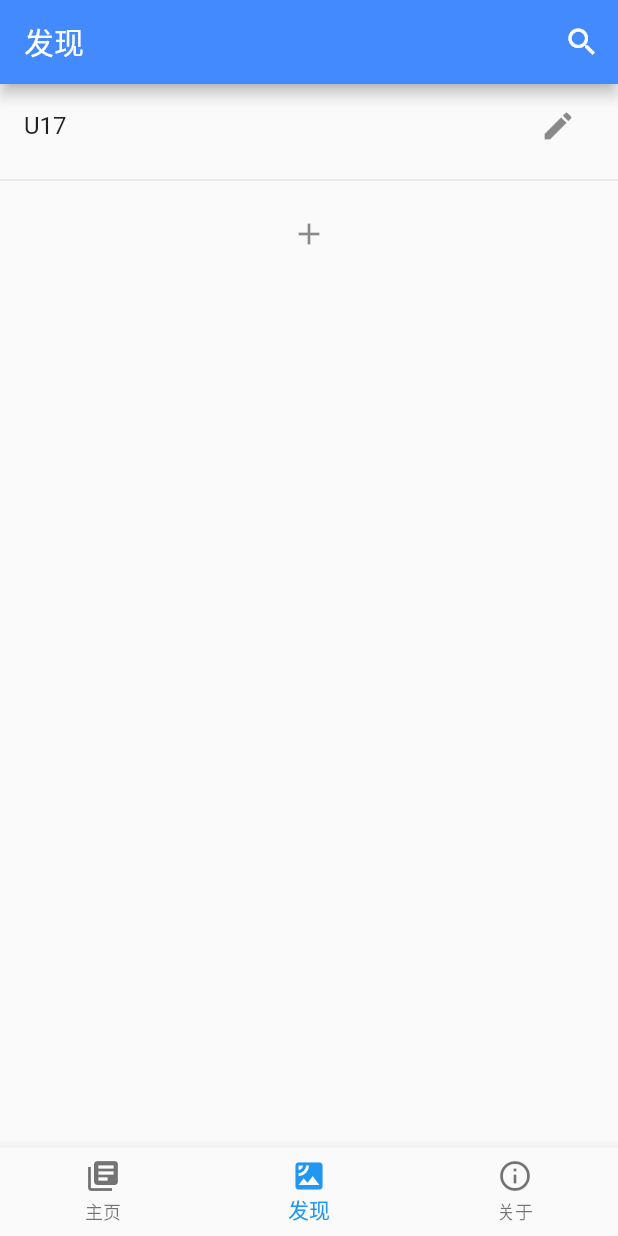
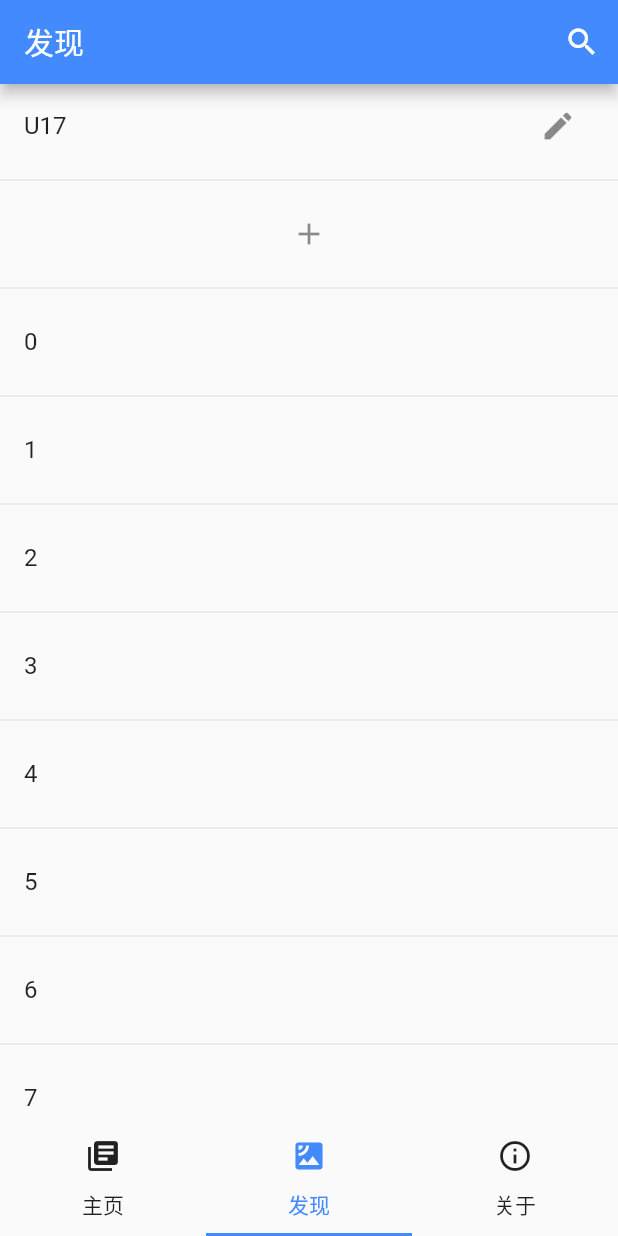
Before and after one commit to mabDc/lizi, a Flutter app: the screen it shows after launch, item 2 of the bottom bar chosen, on a phone screen of 412 x 824 dp. Run offline on Flutter 3.47's test engine with Material 2 defaults, Android fonts, the phone set to English and light mode, and no system bars.

Commit message:
修改主题预览，增加左右滑动切换页面

```diff
--- a/lib/global/config.dart
+++ b/lib/global/config.dart
@@ -21,6 +21,7 @@ class Config {
   static const isVolumeControl = 'isVolumeControl';
   static const isFlippingAnimation = 'isFlippingAnimation';
   static const isAutoRefresh = 'isAutoRefresh';
+  static const isSlidingNavigationBar = 'isSlidingNavigationBar';
   static const searchTypeIndex = 'searchTypeIndex';
   static const themeIndex = 'themeIndex';
 
@@ -50,6 +51,7 @@ class Config {
     isFullScreen: true,
     isVolumeControl: false,
     isFlippingAnimation: true,
+    isSlidingNavigationBar: true,
     searchTypeIndex: 1,
     themeIndex: 0,
   };
--- a/lib/pages/discover_page.dart
+++ b/lib/pages/discover_page.dart
@@ -1,14 +1,23 @@
 import 'package:flutter/material.dart';
 import 'package:lizi/pages/discover_show_page.dart';
+import 'package:lizi/pages/search_page.dart';
 import 'package:lizi/pages/source_edit_page.dart';
 import 'package:lizi/source/U17.dart';
+import 'package:lizi/ui/search_bar.dart';
 import 'package:lizi/ui/source_item.dart';
 import 'package:lizi/utils/page_helper.dart';
 
 class DiscoverPage extends StatelessWidget {
   @override
   Widget build(BuildContext context) {
-    return ListView(
+    final somthingList = <Widget>[];
+    Iterable<int>.generate(1000).forEach((i) {
+      somthingList.add(Divider());
+      somthingList.add(ListTile(title: Text(i.toString())));
+    });
+    return Scaffold(
+      appBar: SearchBar('发现', PageHelper.pushPage(context, SearchPage())),
+      body: ListView(
         children: <Widget>[
           SourceItem(
             U17.name,
@@ -21,7 +30,8 @@ class DiscoverPage extends StatelessWidget {
             title: Icon(Icons.add),
             onTap: () => print('add source'),
           ),
-      ],
+        ]..addAll(somthingList),
+      ),
     );
   }
 }
--- a/lib/pages/home_page.dart
+++ b/lib/pages/home_page.dart
@@ -1,12 +1,8 @@
 import 'package:flutter/material.dart';
+import 'package:lizi/global/config.dart';
 import 'package:lizi/pages/about_page.dart';
-import 'package:lizi/pages/color_lens_page.dart';
 import 'package:lizi/pages/discover_page.dart';
-import 'package:lizi/pages/error_page.dart';
-import 'package:lizi/pages/page.dart';
 import 'package:lizi/pages/search_page.dart';
-import 'package:lizi/pages/setting_page.dart';
-import 'package:lizi/ui/about_bar.dart';
 import 'package:lizi/ui/search_bar.dart';
 import 'package:lizi/utils/page_helper.dart';
 
@@ -15,64 +11,69 @@ class HomePage extends StatefulWidget {
   State createState() => HomePageState();
 }
 
-class HomePageState extends State<HomePage> {
-  Page _page = Page.values[0];
+class HomePageState extends State<HomePage>
+    with SingleTickerProviderStateMixin {
+  int _currentIndex = 0;
+  TabController _tabcontroller;
+
+  @override
+  void initState() {
+    super.initState();
+    _tabcontroller = TabController(length: 3, vsync: this);
+  }
+
+  @override
+  void dispose() {
+    _tabcontroller.dispose();
+    super.dispose();
+  }
 
   @override
   Widget build(BuildContext context) {
+
+    final text = "text";
+    final icon = "icon";
+    final navigationItems = [
+      {text: "主页", icon: Icons.library_books},
+      {text: "发现", icon: Icons.satellite},
+      {text: "关于", icon: Icons.info_outline},
+    ];
+
+    List<Widget> pages = <Widget>[
+      Scaffold(appBar: SearchBar('书架', PageHelper.pushPage(context, SearchPage())),),
+      DiscoverPage(),
+      AboutPage(),
+    ];
+
     return Scaffold(
-      appBar: (() {
-        switch (_page) {
-          case Page.shelfPage:
-            return SearchBar('书架', PageHelper.pushPage(context, SearchPage()));
-            break;
-          case Page.discoverPage:
-            return SearchBar('发现', PageHelper.pushPage(context, SearchPage()));
-            break;
-          case Page.aboutPage:
-            return AboutBar(PageHelper.pushPage(context, SettingPage()),
-                PageHelper.pushPage(context, ColorLensPage()));
-            break;
-          default:
-            return AppBar(
-              title: Text('oOo'),
-            );
-        }
-      })(),
-      body: (() {
-        switch (_page) {
-          // case Page.shelfPage:
-          //   return ;
-          //   break;
-          case Page.discoverPage:
-            return DiscoverPage();
-            break;
-          case Page.aboutPage:
-            return AboutPage();
-            break;
-          default:
-            return ErrorPage('这页未写 $_page');
-        }
-      })(),
-      bottomNavigationBar: BottomNavigationBar(
-        items: [
-          BottomNavigationBarItem(
-            icon: Icon(Icons.library_books),
-            title: Text('主页'),
+      body: Config.option[Config.isSlidingNavigationBar]
+          ? TabBarView(
+              controller: _tabcontroller,
+              children: pages,
+            )
+          : pages[_currentIndex],
+      bottomNavigationBar: Config.option[Config.isSlidingNavigationBar]
+          ? new Material(
+              child: TabBar(
+                controller: _tabcontroller,
+                indicatorColor: Config.primaryColor,
+                labelColor: Config.primaryColor,
+                unselectedLabelColor: Colors.black87,
+                tabs: navigationItems
+                    .map(
+                        (item) => Tab(text: item[text], icon: Icon(item[icon])))
+                    .toList(),
               ),
-          BottomNavigationBarItem(
-            icon: Icon(Icons.satellite),
-            title: Text('发现'),
-          ),
-          BottomNavigationBarItem(
-            icon: Icon(Icons.info_outline),
-            title: Text('关于'),
-          ),
-        ],
-        currentIndex: _page.index,
+            )
+          : BottomNavigationBar(
+              items: navigationItems
+                  .map((item) => BottomNavigationBarItem(
+                      title: Text(item[text]), icon: Icon(item[icon])))
+                  .toList(),
+              currentIndex: _currentIndex,
               onTap: (index) {
                 setState(() {
-            _page = Page.values[index];
+                  _currentIndex = index;
                 });
               },
             ),
--- a/lib/pages/page.dart
+++ /dev/null
@@ -1,5 +0,0 @@
-enum Page {
-  shelfPage,
-  discoverPage,
-  aboutPage,
-}
--- a/lib/pages/setting_page.dart
+++ b/lib/pages/setting_page.dart
@@ -17,8 +17,9 @@ class SettingPageState extends State<SettingPage> {
       ),
       body: ListView(
         children: <Widget>[
-          ListTile(title: TextWithTheme('启动设置')),
+          ListTile(title: TextWithTheme('主页设置')),
           OptionSwitch('自动刷新', '启动应用时自动后台刷新', Config.isAutoRefresh),
+          OptionSwitch('页面滑动', '可滑动切换页面导航', Config.isSlidingNavigationBar),
           Divider(),
           ListTile(title: TextWithTheme('阅读设置')),
           OptionSwitch('全屏阅读', '浏览时全屏', Config.isFullScreen),
--- a/lib/ui/option_switch.dart
+++ b/lib/ui/option_switch.dart
@@ -20,6 +20,7 @@ class OptionSwitchState extends State<OptionSwitch> {
       subtitle: Text(widget._subtitle),
       trailing: Switch(
         value: Config.option[widget._optionName],
+        activeColor: Config.primaryColor,
         onChanged: (value) async {
           await Config().changeOption(widget._optionName, value);
           setState(() {});
--- a/pubspec.yaml
+++ b/pubspec.yaml
@@ -28,6 +28,7 @@ dependencies:
   path_provider: ^1.2.0
   http: ^0.12.0+2
   # chewie: ^0.9.7
+  # flutter_liquidcore: ^0.6.0+1
 
 dev_dependencies:
   flutter_test:
```
Also changed, not shown: lib/pages/about_page.dart (+19 -1 lines), lib/pages/color_lens_page.dart (+46 -40 lines), lib/pages/debug_page.dart (added, +23 -0 lines), lib/pages/search_page.dart (+17 -8 lines), lib/ui/color_display_box.dart (added, +32 -0 lines). Lines whose indentation alone changed are shown as unchanged.
